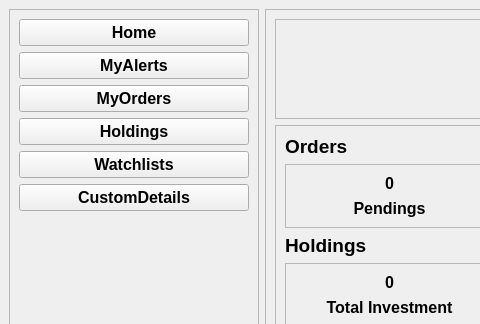
The window that UIFiles/home.ui (ShubhamMandavkar/TYLiveProjectt-StockAutomationSystem) describes before a commit, drawn with Qt 5; both pictures show x 0 to 480 and y 0 to 324 of the 1113 by 567 pixel window.
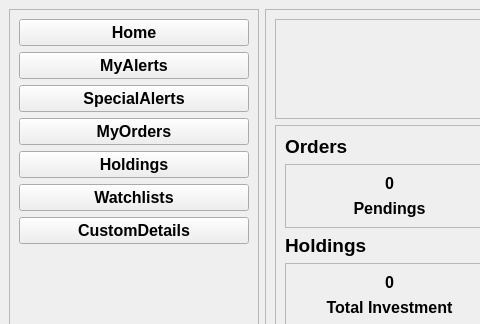
The same window after the commit.

Commit message: SpecialAlerts module added which send notification to user when stock price breaks PrevMonthHigh or PrevMonthLow or PrevWeekHigh or PreWeekLow

Patch:
```diff
--- a/UIFiles/home.ui
+++ b/UIFiles/home.ui
@@ -56,7 +56,7 @@
          </property>
         </widget>
        </item>
-       <item row="3" column="0" colspan="2">
+       <item row="4" column="0" colspan="2">
         <widget class="QPushButton" name="btnHoldings">
          <property name="font">
           <font>
@@ -69,7 +69,7 @@
          </property>
         </widget>
        </item>
-       <item row="4" column="0" colspan="2">
+       <item row="5" column="0" colspan="2">
         <widget class="QPushButton" name="btnWatchlists">
          <property name="font">
           <font>
@@ -82,7 +82,7 @@
          </property>
         </widget>
        </item>
-       <item row="2" column="0" colspan="2">
+       <item row="3" column="0" colspan="2">
         <widget class="QPushButton" name="btnMyOrders">
          <property name="font">
           <font>
@@ -95,7 +95,7 @@
          </property>
         </widget>
        </item>
-       <item row="5" column="0" colspan="2">
+       <item row="6" column="0" colspan="2">
         <widget class="QPushButton" name="btnCustomDetails">
          <property name="font">
           <font>
@@ -108,6 +108,19 @@
          </property>
         </widget>
        </item>
+       <item row="2" column="0" colspan="2">
+        <widget class="QPushButton" name="btnSpecialAlerts">
+         <property name="font">
+          <font>
+           <pointsize>12</pointsize>
+           <bold>true</bold>
+          </font>
+         </property>
+         <property name="text">
+          <string>SpecialAlerts</string>
+         </property>
+        </widget>
+       </item>
       </layout>
      </widget>
     </item>
```
The commit also changes 12 other files.
